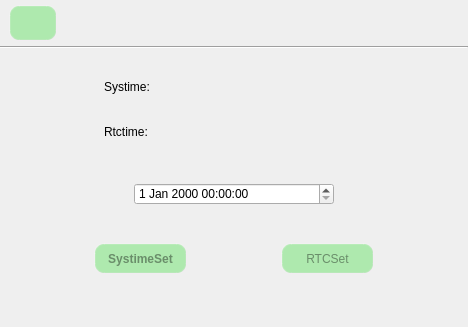
Before: the Qt Designer form timeset.ui in jizizihe/baijie_demo, drawn with Qt 5.
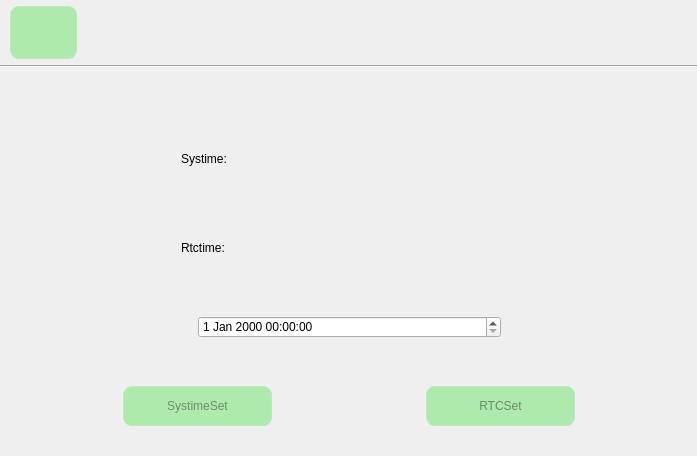
After: the same form once the commit is applied. Icons and pictures are not drawn.

Commit message: func: 1.add cancel pair, disconnect, stop scanning, and display matched bluetooth in bluetooth       2.add display connected devices in wifi       3.change function button style and change layout in gpio       4.change layout in ethernet

The edit to the form file:
```diff
--- a/timeset.ui
+++ b/timeset.ui
@@ -6,8 +6,8 @@
    <rect>
     <x>0</x>
     <y>0</y>
-    <width>468</width>
-    <height>327</height>
+    <width>697</width>
+    <height>456</height>
    </rect>
   </property>
   <property name="minimumSize">
@@ -72,7 +72,7 @@
      <number>0</number>
     </property>
     <property name="bottomMargin">
-     <number>5</number>
+     <number>0</number>
     </property>
     <property name="spacing">
      <number>0</number>
@@ -149,13 +149,40 @@
      </widget>
     </item>
     <item row="2" column="0">
-     <layout class="QVBoxLayout" name="verticalLayout" stretch="2,3,1,3,3,3,3,4,3">
+     <layout class="QHBoxLayout" name="horizontalLayout_6" stretch="1,9,1">
       <property name="spacing">
        <number>0</number>
       </property>
+      <property name="topMargin">
+       <number>20</number>
+      </property>
       <property name="bottomMargin">
-       <number>5</number>
+       <number>20</number>
       </property>
+      <item>
+       <spacer name="horizontalSpacer_11">
+        <property name="orientation">
+         <enum>Qt::Horizontal</enum>
+        </property>
+        <property name="sizeHint" stdset="0">
+         <size>
+          <width>40</width>
+          <height>20</height>
+         </size>
+        </property>
+       </spacer>
+      </item>
+      <item>
+       <widget class="QWidget" name="widget" native="true">
+        <property name="styleSheet">
+         <string notr="true">     border-width:  1px;  /*边框宽度为4像素*/
+     border-radius: 12px; /*边框圆角半径*/
+     padding: 6px; /*填衬*/
+  background-color:rgba(255, 255, 255, 80);
+ border-color: rgba(0, 0, 0,130);/*边框颜色*/
+ QScrollBar{ width:36px;}</string>
+        </property>
+        <layout class="QVBoxLayout" name="verticalLayout" stretch="1,1,1,1,1,1,1,1">
       <item>
        <spacer name="verticalSpacer">
         <property name="orientation">
@@ -262,8 +289,8 @@
         </property>
         <property name="sizeHint" stdset="0">
          <size>
-          <width>20</width>
-          <height>72</height>
+             <width>606</width>
+             <height>13</height>
          </size>
         </property>
        </spacer>
@@ -362,13 +389,13 @@
         <property name="sizeHint" stdset="0">
          <size>
           <width>20</width>
-          <height>71</height>
+             <height>21</height>
          </size>
         </property>
        </spacer>
       </item>
       <item>
-       <layout class="QHBoxLayout" name="horizontalLayout_5" stretch="2,3,2">
+          <layout class="QHBoxLayout" name="horizontalLayout_5" stretch="1,2,1">
         <property name="spacing">
          <number>0</number>
         </property>
@@ -424,13 +451,13 @@
         <property name="sizeHint" stdset="0">
          <size>
           <width>20</width>
-          <height>28</height>
+             <height>41</height>
          </size>
         </property>
        </spacer>
       </item>
       <item>
-       <layout class="QHBoxLayout" name="horizontalLayout_3" stretch="2,2,2,2,2">
+          <layout class="QHBoxLayout" name="horizontalLayout_3" stretch="1,2,2,2,1">
         <property name="spacing">
          <number>0</number>
         </property>
@@ -438,13 +465,13 @@
          <number>0</number>
         </property>
         <property name="topMargin">
-         <number>5</number>
+            <number>0</number>
         </property>
         <property name="rightMargin">
          <number>0</number>
         </property>
         <property name="bottomMargin">
-         <number>9</number>
+            <number>0</number>
         </property>
         <item>
          <spacer name="horizontalSpacer_3">
@@ -475,13 +502,35 @@
           </property>
           <property name="font">
            <font>
-            <weight>75</weight>
+               <weight>50</weight>
             <italic>false</italic>
-            <bold>true</bold>
+               <bold>false</bold>
            </font>
           </property>
           <property name="styleSheet">
-           <string notr="true"/>
+              <string notr="true">QPushButton{
+     background-color: rgba(100, 225, 100, 120);/*背景色*/
+     border-style: outset; /*边框样式*/
+     border-width:  2px;  /*边框宽度为4像素*/
+     border-radius: 10px; /*边框圆角半径*/
+     border-color: rgba(255, 225, 255, 30);/*边框颜色*/
+     color:rgba(0, 0, 0, 100);/*字体颜色*/
+     padding: 6px; /*填衬*/
+	outline: none; /*去掉按钮的虚线框*/
+}
+
+QPushButton:hover{ /*鼠标悬停在按钮上时*/
+        background-color:rgba(100,255,100, 100);
+        border-color: rgba(255, 225, 255, 200);
+        color:rgba(0, 0, 0, 200);
+}
+
+QPushButton:pressed { /*按钮被按下时*/
+     background-color:rgba(100,255,100, 200);
+     border-color: rgba(255, 225, 255, 30);
+     border-style: inset;
+     color:rgba(0, 0, 0, 100);
+}</string>
           </property>
           <property name="text">
            <string>SystimeSet</string>
@@ -516,7 +565,29 @@
            </size>
           </property>
           <property name="styleSheet">
-           <string notr="true"/>
+              <string notr="true">QPushButton{
+     background-color: rgba(100, 225, 100, 120);/*背景色*/
+     border-style: outset; /*边框样式*/
+     border-width:  2px;  /*边框宽度为4像素*/
+     border-radius: 10px; /*边框圆角半径*/
+     border-color: rgba(255, 225, 255, 30);/*边框颜色*/
+     color:rgba(0, 0, 0, 100);/*字体颜色*/
+     padding: 6px; /*填衬*/
+	outline: none; /*去掉按钮的虚线框*/
+}
+
+QPushButton:hover{ /*鼠标悬停在按钮上时*/
+        background-color:rgba(100,255,100, 100);
+        border-color: rgba(255, 225, 255, 200);
+        color:rgba(0, 0, 0, 200);
+}
+
+QPushButton:pressed { /*按钮被按下时*/
+     background-color:rgba(100,255,100, 200);
+     border-color: rgba(255, 225, 255, 30);
+     border-style: inset;
+     color:rgba(0, 0, 0, 100);
+}</string>
           </property>
           <property name="text">
            <string>RTCSet</string>
@@ -538,15 +609,18 @@
         </item>
        </layout>
       </item>
+        </layout>
+       </widget>
+      </item>
       <item>
-       <spacer name="verticalSpacer_5">
+       <spacer name="horizontalSpacer_12">
         <property name="orientation">
-         <enum>Qt::Vertical</enum>
+         <enum>Qt::Horizontal</enum>
         </property>
         <property name="sizeHint" stdset="0">
          <size>
-          <width>20</width>
-          <height>40</height>
+          <width>40</width>
+          <height>20</height>
          </size>
         </property>
        </spacer>
```
Left out of the diff: 2 changed lines with no effect on the pictures. Lines whose indentation alone changed are shown as unchanged. The commit also changes 52 other files.
